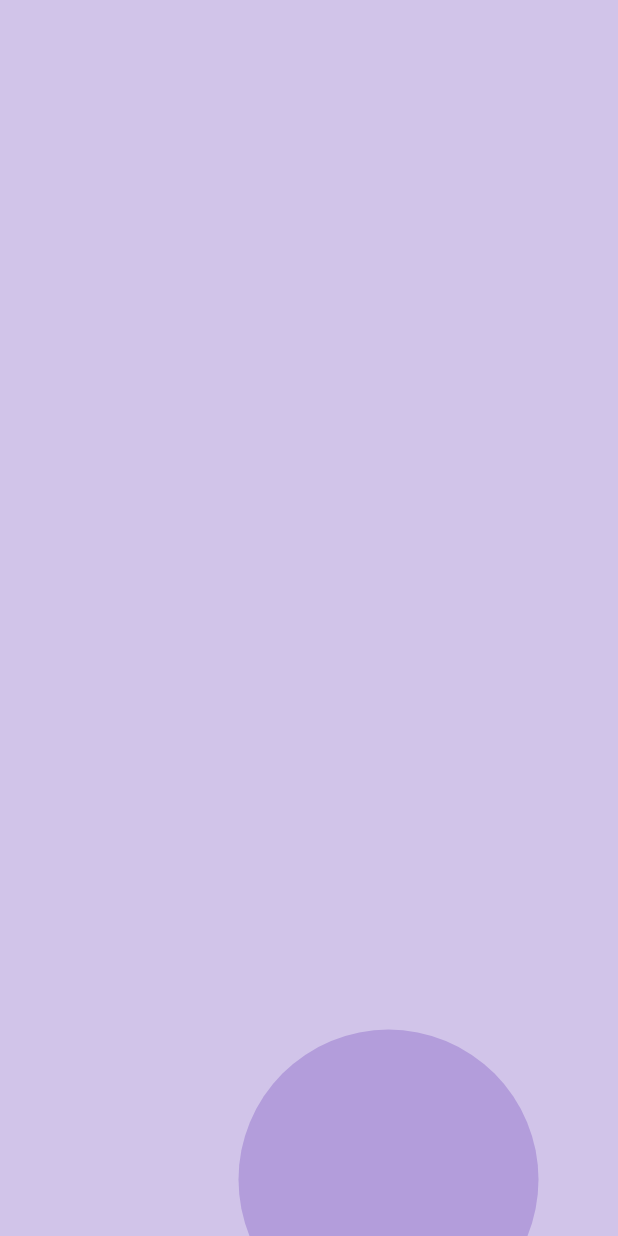
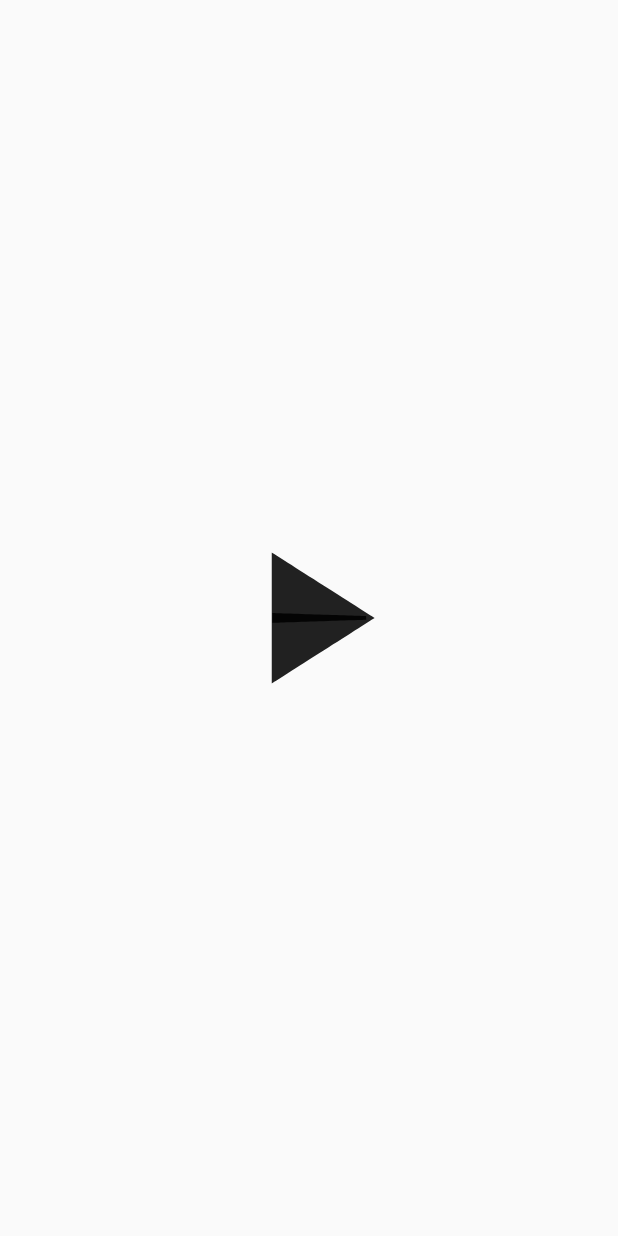
Before and after one commit to asahaya/widget_of_the_day_220813, a Flutter app: the screen it shows after launch, on a phone screen of 412 x 824 dp. Run offline on Flutter 3.47's test engine with Material 2 defaults, Android fonts, the phone set to English and light mode, and no system bars.

Commit message:
no22_AnimationIcon

```diff
--- a/lib/main.dart
+++ b/lib/main.dart
@@ -17,11 +17,13 @@ import 'package:widget_of_the_day_220813/no18_RichText.dart';
 import 'package:widget_of_the_day_220813/no19_Timer.dart';
 import 'package:widget_of_the_day_220813/no20_PageView.dart';
 import 'package:widget_of_the_day_220813/no21_Stack.dart';
+import 'package:widget_of_the_day_220813/no22_TextInput.dart';
 
 import 'no01_Cointainer.dart';
 import 'no08_GestureDetector.dart';
 import 'no15_MadiaQuery.dart';
+import 'no23_Icon_Animated.dart';
 
 void main() {
-  runApp(const No21_StackWidget());
+  runApp(const No23_AnimationIcon());
 }
--- a/lib/no23_Icon_Animated.dart
+++ b/lib/no23_Icon_Animated.dart
@@ -1,23 +1,64 @@
 import 'package:flutter/material.dart';
 
+class No23_AnimationIcon extends StatelessWidget {
+  const No23_AnimationIcon({Key? key}) : super(key: key);
 
-class No01_Container extends StatefulWidget {
-  const No01_Container({Key? key}) : super(key: key);
-
-  @override
-  State<No01_Container> createState() => _No01_ContainerState();
-}
-
-class _No01_ContainerState extends State<No01_Container> {
   @override
   Widget build(BuildContext context) {
     return MaterialApp(
-      home: Scaffold(
-        appBar: AppBar(
-          title: Text(''),
-          backgroundColor: Colors.amber,
+      debugShowCheckedModeBanner: false,
+      home: No23_Separate(),
+    );
+  }
+}
+
+class No23_Separate extends StatefulWidget {
+  const No23_Separate({Key? key}) : super(key: key);
+
+  @override
+  State<No23_Separate> createState() => _No23_SeparateState();
+}
+
+//withで継承
+class _No23_SeparateState extends State<No23_Separate>
+    with SingleTickerProviderStateMixin {
+//controller late=あとで値を入れる
+  late AnimationController _animetionController;
+
+  //Widgetが構築される際に実行
+  @override
+  void initState() {
+    // TODO: implement initState
+    super.initState();
+    _animetionController =
+        AnimationController(vsync: this, duration: const Duration(seconds: 1));
+  }
+
+  bool videoPlaying = false;
+  void _iconTapped() {
+    if (videoPlaying == false) {
+      //forward=animationを進める
+      //reverse=animationを元に戻す
+      _animetionController.forward();
+      videoPlaying = true;
+    } else {
+      _animetionController.reverse();
+      videoPlaying = false;
+    }
+  }
+
+  @override
+  Widget build(BuildContext context) {
+    return Scaffold(
+      body: Center(
+        child: GestureDetector(
+          onTap: _iconTapped,
+          child: AnimatedIcon(
+            icon: AnimatedIcons.play_pause,
+            progress: _animetionController,
+            size: 150,
+          ),
         ),
-        body: Container(),
       ),
     );
   }
```
Also changed, not shown: lib/no22_TextInput.dart (+70 -11 lines).
